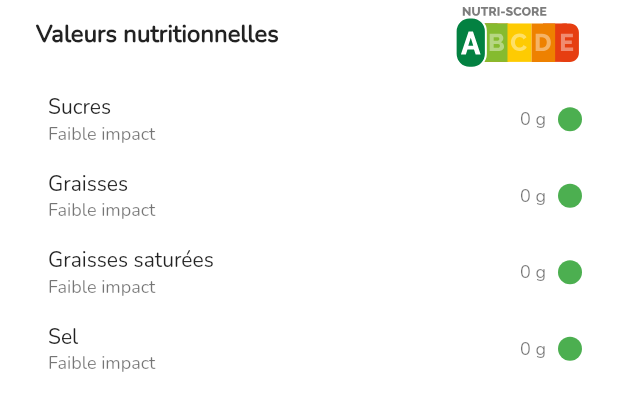
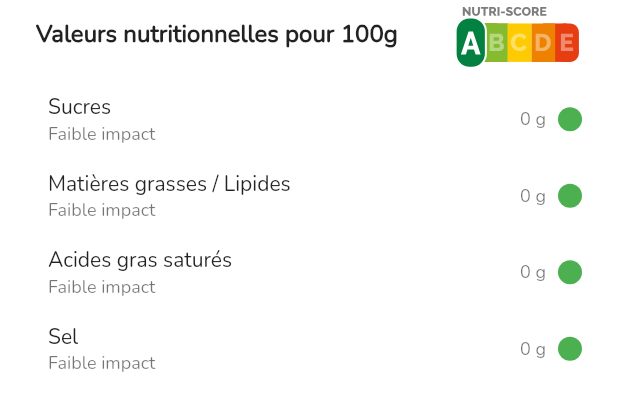
Before and after one commit to FredJul/verdure, a Flutter app: the _Nutrients widget shown alone on an empty page, opened directly with empty values, on a phone screen of 412 x 824 dp. Shown: the top 411 px of the screen. Run offline on Flutter 3.47's test engine with Material 2 defaults, Android fonts, the phone set to English and light mode, and no system bars; our stand-ins replace cached_network_image, copy_with_extension, dartx, easy_debounce, flutter_keyboard_visibility, flutter_svg and 5 more; missing offline and left inert: diffutil_dart, flutter_portal, openfoodfacts, qr_code_scanner; accounts and stored records are empty; generated files the repository leaves out were written again; network calls fail; project files that could hold a hidden picture were left out.

Commit message:
small UI improvement

```diff
--- a/lib/food_detail_page.dart
+++ b/lib/food_detail_page.dart
@@ -60,7 +60,7 @@ class FoodDetailPage extends StatelessWidget {
                       style: context.textTheme.subtitle1?.copyWith(fontWeight: FontWeight.bold),
                     ),
                   ),
-                  const Gap(8),
+                  const Gap(16),
                   _AlternativesList(food: food, foodsState: foodsState),
                   const Gap(32),
                   _AboutData(food: food),
@@ -250,6 +250,7 @@ class _Environment extends StatelessWidget {
                 child: Text(
                   context.i18n.environmentalImpact,
                   overflow: TextOverflow.ellipsis,
+                  maxLines: 2,
                   style: context.textTheme.subtitle1?.copyWith(fontWeight: FontWeight.bold),
                 ),
               ),
@@ -303,6 +304,7 @@ class _Nutrients extends StatelessWidget {
                 child: Text(
                   context.i18n.nutritionalValues,
                   overflow: TextOverflow.ellipsis,
+                  maxLines: 2,
                   style: context.textTheme.subtitle1?.copyWith(fontWeight: FontWeight.bold),
                 ),
               ),
--- a/lib/l10n/app_fr.arb
+++ b/lib/l10n/app_fr.arb
@@ -9,14 +9,14 @@
     "scannedProducts": "Produits scannés",
     "environmentalImpact": "Impact environnemental",
     "alternatives": "Alternatives",
-    "nutritionalValues": "Valeurs nutritionnelles",
+    "nutritionalValues": "Valeurs nutritionnelles pour 100g",
     "browserOpeningError": "Une erreur s'est produite lors du lancement du navigateur.",
     "ingredients": "Ingrédients",
     "transportation": "Transport",
     "packaging": "Emballage",
     "sugars": "Sucres",
-    "fat": "Graisses",
-    "saturatedFat": "Graisses saturées",
+    "fat": "Matières grasses / Lipides",
+    "saturatedFat": "Acides gras saturés",
     "salt": "Sel",
     "lowImpact": "Faible impact",
     "moderateImpact": "Impact modéré",
```
